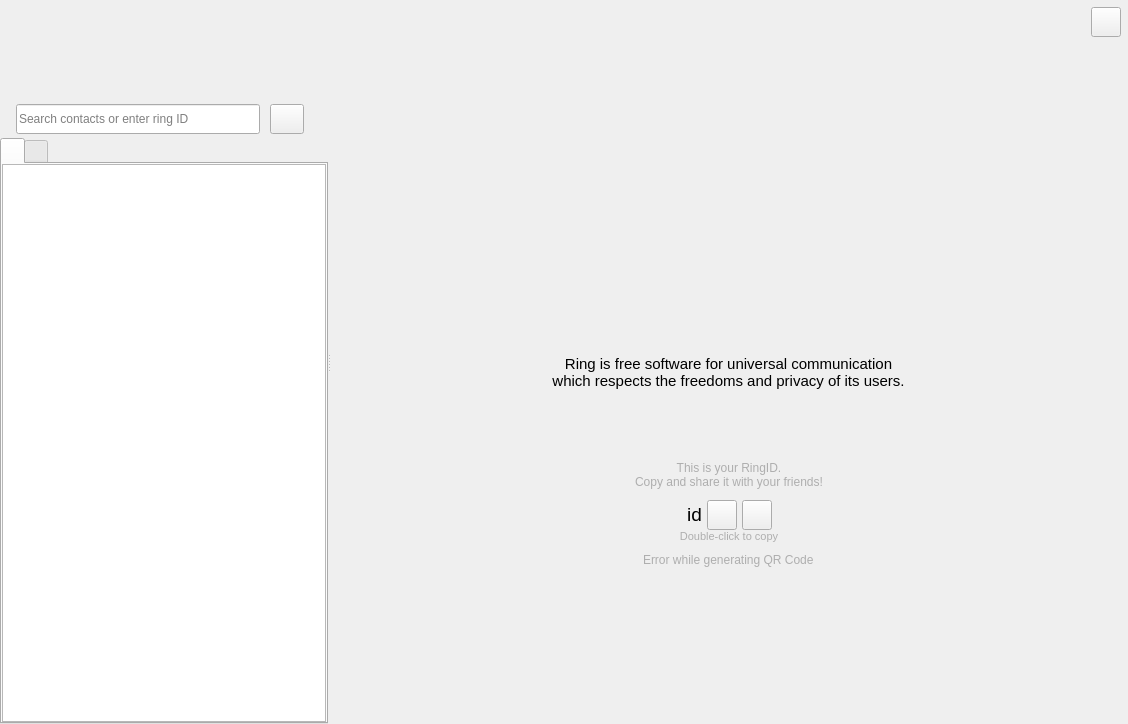
First picture: the form in callwidget.ui, repository savoirfairelinux/jami-client-windows, before the edit.
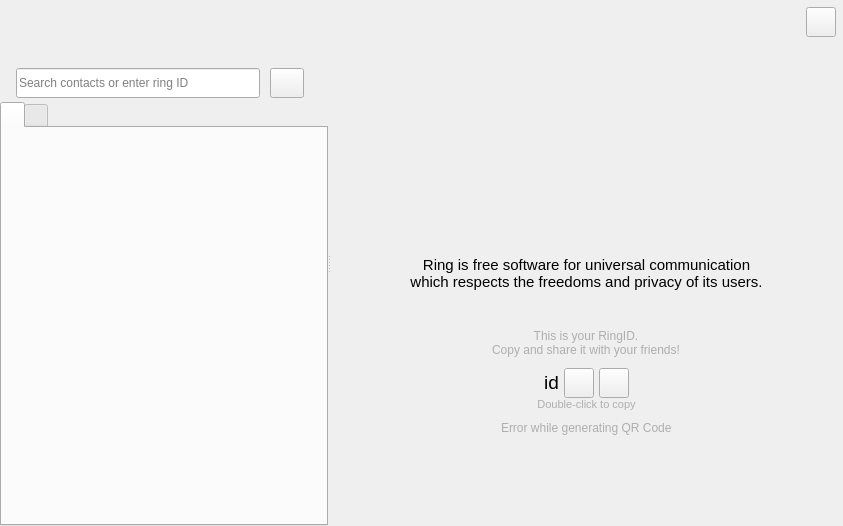
Second picture: the form after the edit. Icons and pictures are not drawn. Custom widgets are drawn as their Qt base class.

Commit message: smartlist/chat view: implement new lrc api

What changed in the file:
```diff
--- a/callwidget.ui
+++ b/callwidget.ui
@@ -6,8 +6,8 @@
    <rect>
     <x>0</x>
     <y>0</y>
-    <width>1128</width>
-    <height>724</height>
+    <width>843</width>
+    <height>526</height>
    </rect>
   </property>
   <property name="sizePolicy">
@@ -112,7 +112,7 @@
           <number>0</number>
          </property>
          <item row="0" column="0">
-          <layout class="QVBoxLayout" name="verticalLayout_2" stretch="3,1,18">
+          <layout class="QVBoxLayout" name="verticalLayout_2" stretch="0,1,18">
            <property name="spacing">
             <number>0</number>
            </property>
@@ -130,7 +130,7 @@
              <property name="minimumSize">
               <size>
                <width>0</width>
-               <height>100</height>
+               <height>64</height>
               </size>
              </property>
             </widget>
@@ -349,7 +349,7 @@
                   <number>0</number>
                  </property>
                  <item>
-                  <widget class="SmartList" name="smartList">
+                  <widget class="SmartListView" name="smartList" native="true">
                    <property name="minimumSize">
                     <size>
                      <width>324</width>
@@ -359,15 +359,12 @@
                    <property name="mouseTracking">
                     <bool>true</bool>
                    </property>
-                   <property name="indentation">
+                   <property name="indentation" stdset="0">
                     <number>0</number>
                    </property>
-                   <property name="headerHidden">
+                   <property name="headerHidden" stdset="0">
                     <bool>true</bool>
                    </property>
-                   <attribute name="headerMinimumSectionSize">
-                    <number>0</number>
-                   </attribute>
                   </widget>
                  </item>
                 </layout>
@@ -1917,11 +1914,6 @@
    <extends>QLabel</extends>
    <header>idlabel.h</header>
   </customwidget>
-  <customwidget>
-   <class>SmartList</class>
-   <extends>QTreeView</extends>
-   <header>smartlist.h</header>
-  </customwidget>
   <customwidget>
    <class>SendContactRequestWidget</class>
    <extends>QWidget</extends>
@@ -1945,6 +1937,11 @@
    <extends>QTreeView</extends>
    <header>contactrequestlistwidget.h</header>
   </customwidget>
+  <customwidget>
+   <class>SmartListView</class>
+   <extends>QWidget</extends>
+   <header>smartlistview.h</header>
+  </customwidget>
  </customwidgets>
  <resources>
   <include location="ressources.qrc"/>
```
The commit also changes 41 other files.
